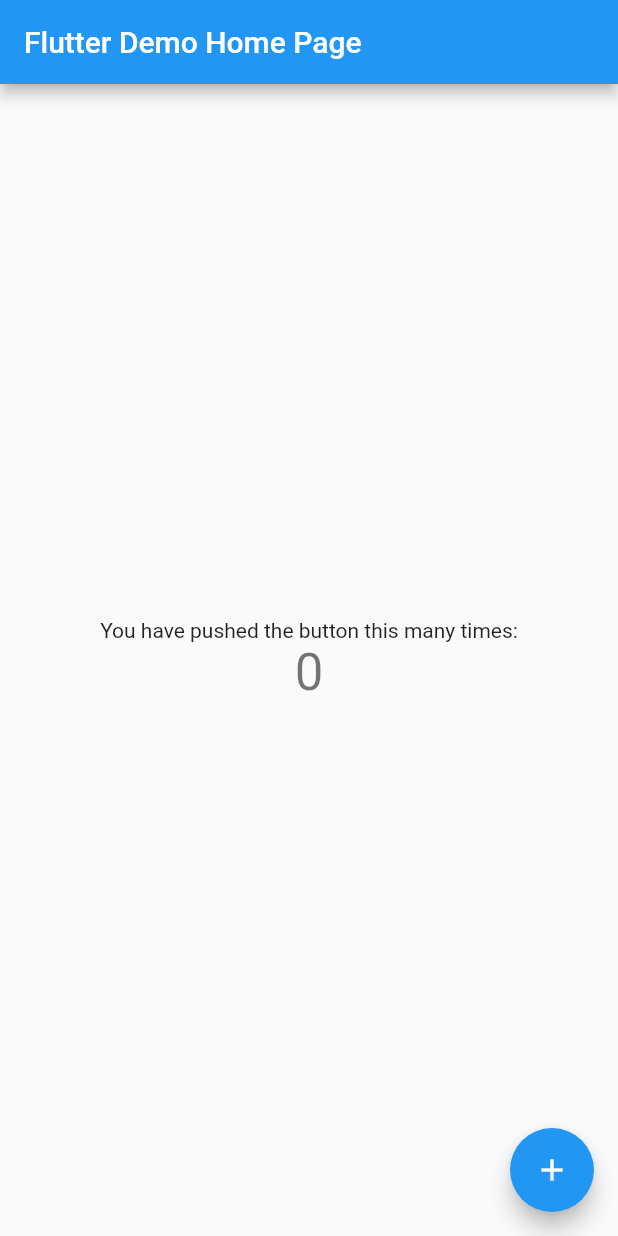
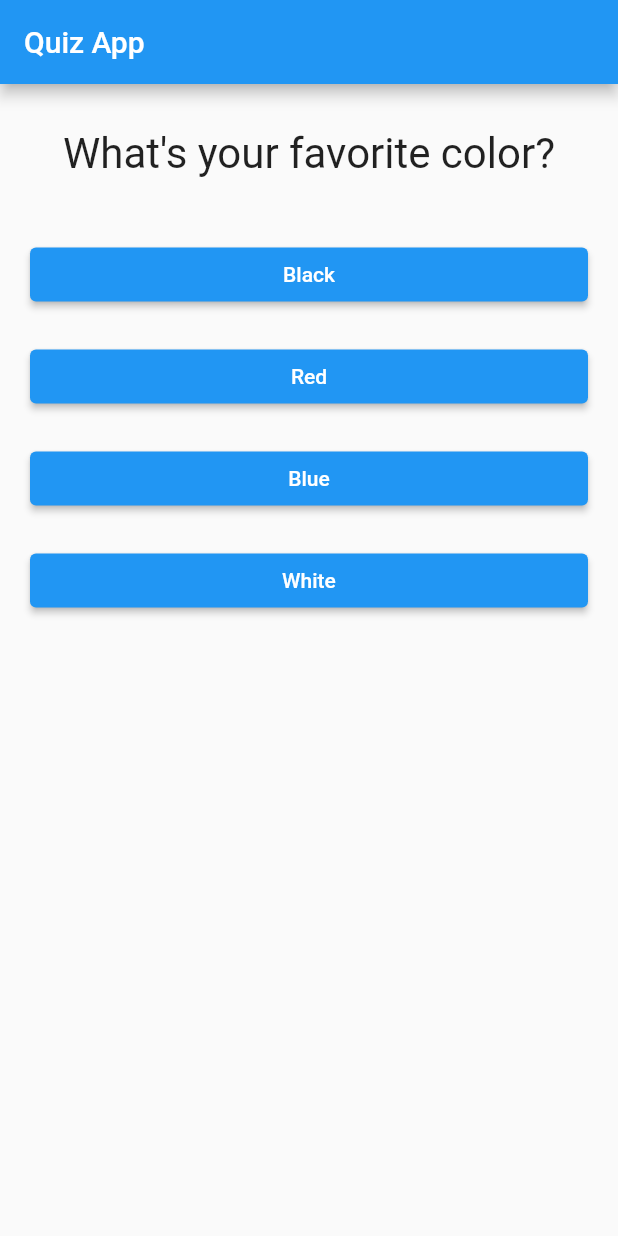
Before and after one commit to pfgrebelo/Flutter_QuizApp, a Flutter app: the screen it shows after launch, on a phone screen of 412 x 824 dp. Run offline on Flutter 3.47's test engine with Material 2 defaults, Android fonts, the phone set to English and light mode, and no system bars.

Commit message:
added code for a simple quiz app

```diff
--- /dev/null
+++ b/lib/answer.dart
@@ -0,0 +1,24 @@
+import 'package:flutter/material.dart';
+
+class Answer extends StatelessWidget {
+  final void Function() selectHandler;
+  final String answerText;
+
+  const Answer(this.selectHandler, this.answerText, {super.key});
+
+  @override
+  Widget build(BuildContext context) {
+    return Container(
+      width: double.infinity,
+      margin: const EdgeInsets.symmetric(horizontal: 20, vertical: 10),
+      child: ElevatedButton(
+        style: ButtonStyle(
+          backgroundColor: MaterialStateProperty.all(Colors.blue),
+          foregroundColor: MaterialStateProperty.all(Colors.white),
+        ),
+        onPressed: selectHandler,
+        child: Text(answerText),
+      ),
+    );
+  }
+}
--- a/lib/main.dart
+++ b/lib/main.dart
@@ -1,115 +1,87 @@
 import 'package:flutter/material.dart';
+import './quiz.dart';
+import './result.dart';
 
-void main() {
-  runApp(const MyApp());
-}
+void main() => runApp(const QuizApp());
 
-class MyApp extends StatelessWidget {
-  const MyApp({super.key});
+class QuizApp extends StatefulWidget {
+  const QuizApp({super.key});
 
-  // This widget is the root of your application.
   @override
-  Widget build(BuildContext context) {
-    return MaterialApp(
-      title: 'Flutter Demo',
-      theme: ThemeData(
-        // This is the theme of your application.
-        //
-        // Try running your application with "flutter run". You'll see the
-        // application has a blue toolbar. Then, without quitting the app, try
-        // changing the primarySwatch below to Colors.green and then invoke
-        // "hot reload" (press "r" in the console where you ran "flutter run",
-        // or simply save your changes to "hot reload" in a Flutter IDE).
-        // Notice that the counter didn't reset back to zero; the application
-        // is not restarted.
-        primarySwatch: Colors.blue,
-      ),
-      home: const MyHomePage(title: 'Flutter Demo Home Page'),
-    );
+  State<StatefulWidget> createState() {
+    return _QuizAppState();
   }
 }
 
-class MyHomePage extends StatefulWidget {
-  const MyHomePage({super.key, required this.title});
+class _QuizAppState extends State<QuizApp> {
+  var _questionIndex = 0;
+  var _totalScore = 0;
+  final _questions = const [
+    {
+      'questionText': 'What\'s your favorite color?',
+      'answers': [
+        {'text': 'Black', 'score': 10},
+        {'text': 'Red', 'score': 5},
+        {'text': 'Blue', 'score': 2},
+        {'text': 'White', 'score': 1},
+      ],
+    },
+    {
+      'questionText': 'What\'s your favorite animal?',
+      'answers': [
+        {'text': 'Dog', 'score': 1},
+        {'text': 'Snake', 'score': 9},
+        {'text': 'Cat', 'score': 3},
+        {'text': 'Shark', 'score': 7},
+      ],
+    },
+    {
+      'questionText': 'What\'s your favorite city?',
+      'answers': [
+        {'text': 'Porto', 'score': 1},
+        {'text': 'Barcelona', 'score': 3},
+        {'text': 'London', 'score': 4},
+        {'text': 'Florence', 'score': 2},
+      ],
+    },
+  ];
 
-  // This widget is the home page of your application. It is stateful, meaning
-  // that it has a State object (defined below) that contains fields that affect
-  // how it looks.
+  void _answerQuestion(int score) {
+    if (hasQuestion) {
+      setState(() {
+        _questionIndex++;
+        _totalScore += score;
+      });
+    }
+  }
 
-  // This class is the configuration for the state. It holds the values (in this
-  // case the title) provided by the parent (in this case the App widget) and
-  // used by the build method of the State. Fields in a Widget subclass are
-  // always marked "final".
+  bool get hasQuestion {
+    return _questionIndex < _questions.length;
+  }
 
-  final String title;
-
-  @override
-  State<MyHomePage> createState() => _MyHomePageState();
-}
-
-class _MyHomePageState extends State<MyHomePage> {
-  int _counter = 0;
-
-  void _incrementCounter() {
+  void _resetQuiz() {
     setState(() {
-      // This call to setState tells the Flutter framework that something has
-      // changed in this State, which causes it to rerun the build method below
-      // so that the display can reflect the updated values. If we changed
-      // _counter without calling setState(), then the build method would not be
-      // called again, and so nothing would appear to happen.
-      _counter++;
+      _questionIndex = 0;
+      _totalScore = 0;
     });
   }
 
   @override
   Widget build(BuildContext context) {
-    // This method is rerun every time setState is called, for instance as done
-    // by the _incrementCounter method above.
-    //
-    // The Flutter framework has been optimized to make rerunning build methods
-    // fast, so that you can just rebuild anything that needs updating rather
-    // than having to individually change instances of widgets.
-    return Scaffold(
-      appBar: AppBar(
-        // Here we take the value from the MyHomePage object that was created by
-        // the App.build method, and use it to set our appbar title.
-        title: Text(widget.title),
+    return MaterialApp(
+      debugShowCheckedModeBanner: false,
+      home: Scaffold(
+        appBar: AppBar(
+          title: const Text('Quiz App'),
+        ),
+        body: hasQuestion
+            ? Quiz(
+                answerQuestion: _answerQuestion,
+                questionIndex: _questionIndex,
+                questions: _questions,
+              )
+            : Result(_totalScore, _resetQuiz),
       ),
-      body: Center(
-        // Center is a layout widget. It takes a single child and positions it
-        // in the middle of the parent.
-        child: Column(
-          // Column is also a layout widget. It takes a list of children and
-          // arranges them vertically. By default, it sizes itself to fit its
-          // children horizontally, and tries to be as tall as its parent.
-          //
-          // Invoke "debug painting" (press "p" in the console, choose the
-          // "Toggle Debug Paint" action from the Flutter Inspector in Android
-          // Studio, or the "Toggle Debug Paint" command in Visual Studio Code)
-          // to see the wireframe for each widget.
-          //
-          // Column has various properties to control how it sizes itself and
-          // how it positions its children. Here we use mainAxisAlignment to
-          // center the children vertically; the main axis here is the vertical
-          // axis because Columns are vertical (the cross axis would be
-          // horizontal).
-          mainAxisAlignment: MainAxisAlignment.center,
-          children: <Widget>[
-            const Text(
-              'You have pushed the button this many times:',
-            ),
-            Text(
-              '$_counter',
-              style: Theme.of(context).textTheme.headline4,
-            ),
-          ],
-        ),
-      ),
-      floatingActionButton: FloatingActionButton(
-        onPressed: _incrementCounter,
-        tooltip: 'Increment',
-        child: const Icon(Icons.add),
-      ), // This trailing comma makes auto-formatting nicer for build methods.
     );
   }
 }
--- /dev/null
+++ b/lib/question.dart
@@ -0,0 +1,20 @@
+import 'package:flutter/material.dart';
+
+class Question extends StatelessWidget {
+  final String questionText;
+
+  const Question(this.questionText, {super.key});
+
+  @override
+  Widget build(BuildContext context) {
+    return Container(
+      width: double.infinity,
+      margin: const EdgeInsets.all(30),
+      child: Text(
+        questionText,
+        style: const TextStyle(fontSize: 28),
+        textAlign: TextAlign.center,
+      ),
+    );
+  }
+}
--- /dev/null
+++ b/lib/quiz.dart
@@ -0,0 +1,30 @@
+import 'package:flutter/material.dart';
+import './question.dart';
+import './answer.dart';
+
+class Quiz extends StatelessWidget {
+  final List<Map<String, Object>> questions;
+  final int questionIndex;
+  final Function answerQuestion;
+
+  const Quiz(
+      {super.key,
+      required this.questions,
+      required this.answerQuestion,
+      required this.questionIndex});
+
+  @override
+  Widget build(BuildContext context) {
+    return Column(
+      children: [
+        Question(
+          questions[questionIndex]['questionText'].toString(),
+        ),
+        ...(questions[questionIndex]['answers'] as List<Map<String, Object>>)
+            .map((answer) => Answer(() => answerQuestion(answer['score']),
+                answer['text'].toString()))
+            .toList(),
+      ],
+    );
+  }
+}
--- /dev/null
+++ b/lib/result.dart
@@ -0,0 +1,39 @@
+import 'package:flutter/material.dart';
+
+class Result extends StatelessWidget {
+  final int resultScore;
+  final void Function() resetHandler;
+
+  const Result(this.resultScore, this.resetHandler, {super.key});
+
+  String get resultPhrase {
+    String resultText;
+    if (resultScore <= 8) {
+      resultText = 'You are awesome and innocent!';
+    } else if (resultScore <= 12) {
+      resultText = 'Pretty likable!';
+    } else if (resultScore <= 16) {
+      resultText = 'You are ... strange?!';
+    } else {
+      resultText = 'You are so bad!';
+    }
+    return resultText;
+  }
+
+  @override
+  Widget build(BuildContext context) {
+    return Center(
+      child: Column(
+        mainAxisAlignment: MainAxisAlignment.center,
+        children: [
+          Text(
+            resultPhrase,
+            style: const TextStyle(fontSize: 36, fontWeight: FontWeight.bold),
+            textAlign: TextAlign.center,
+          ),
+          TextButton(onPressed: resetHandler, child: const Text('Reset Quiz?'))
+        ],
+      ),
+    );
+  }
+}
```
